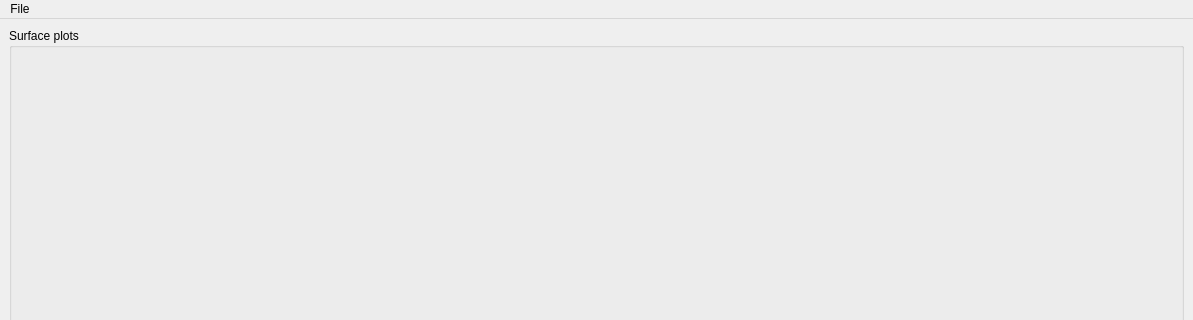
Before: the Qt Designer form _lib/_main.ui in fgjorup/Reel, drawn with Qt 5; both pictures show x 0 to 1193 and y 0 to 320 of the 1193 by 794 pixel window.
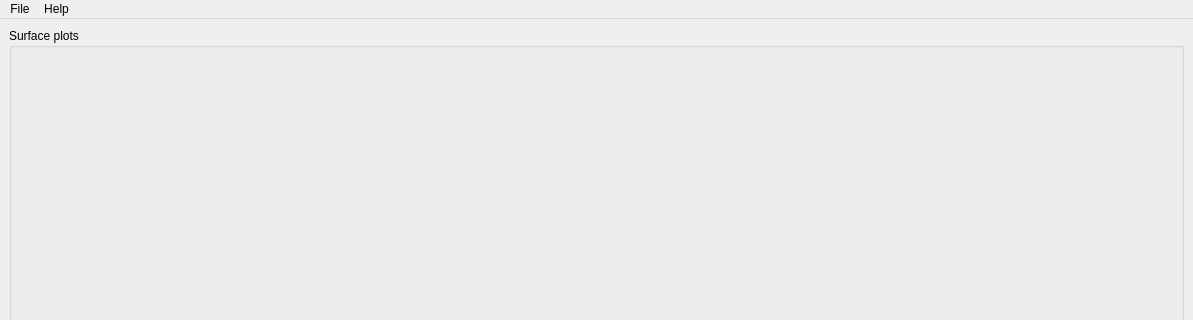
After: the same form once the commit is applied. Icons and pictures are not drawn.

Patch:
```diff
--- a/_lib/_main.ui
+++ b/_lib/_main.ui
@@ -90,7 +90,14 @@
     <addaction name="separator"/>
     <addaction name="actionUpdate"/>
    </widget>
+   <widget class="QMenu" name="menuHelp">
+    <property name="title">
+     <string>Help</string>
+    </property>
+    <addaction name="actionAbout"/>
+   </widget>
    <addaction name="menuFile"/>
+   <addaction name="menuHelp"/>
   </widget>
   <widget class="QStatusBar" name="statusbar"/>
   <action name="actionUpdate">
```
Left out of the diff: 27 changed lines with no effect on the pictures.
